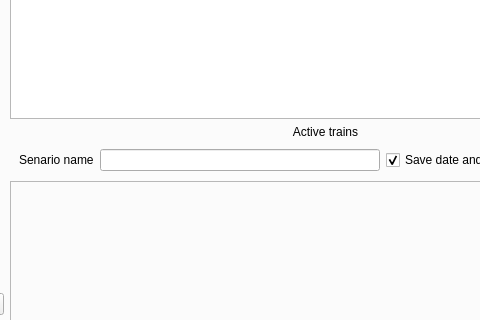
Above: launcher/forms/mainwindow.ui from maisvendoo/RRS before the change; both pictures show x 616 to 1096 and y 168 to 488 of the 1275 by 718 pixel window. Below: the same form after it.
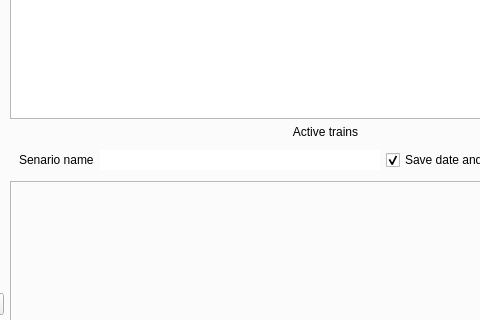
That is the form after the change.

Commit message: Готов новый макет интерфейса сохранения конфигураций

Patch:
```diff
--- a/launcher/forms/mainwindow.ui
+++ b/launcher/forms/mainwindow.ui
@@ -417,6 +417,9 @@
                   <height>0</height>
                  </size>
                 </property>
+                <property name="frame">
+                 <bool>false</bool>
+                </property>
                </widget>
               </item>
               <item>
```
